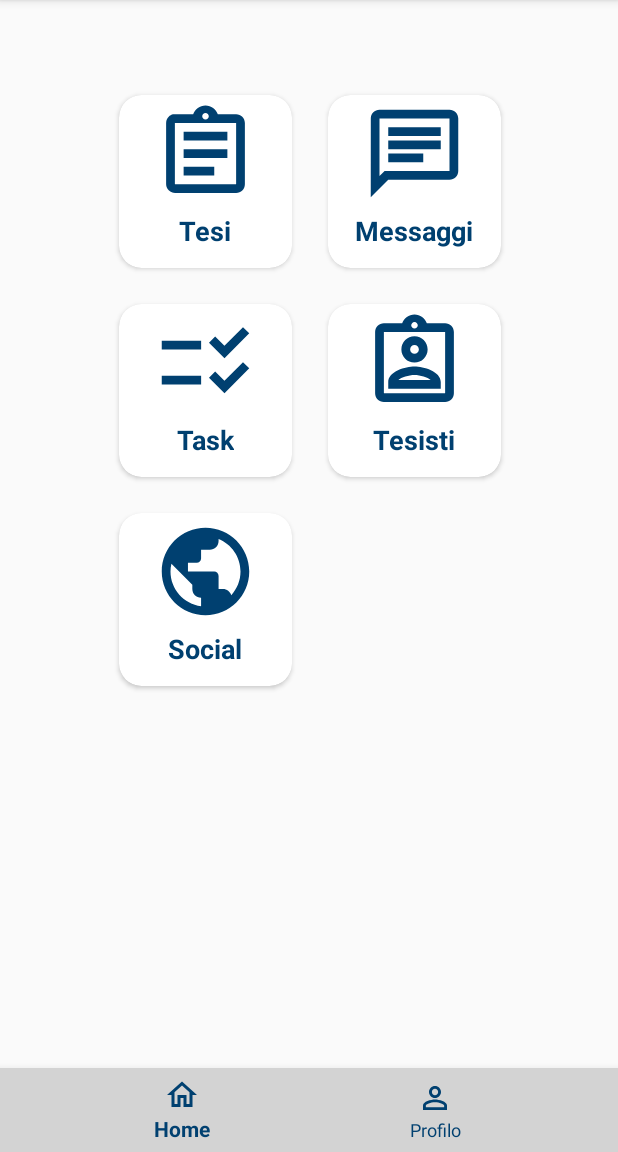
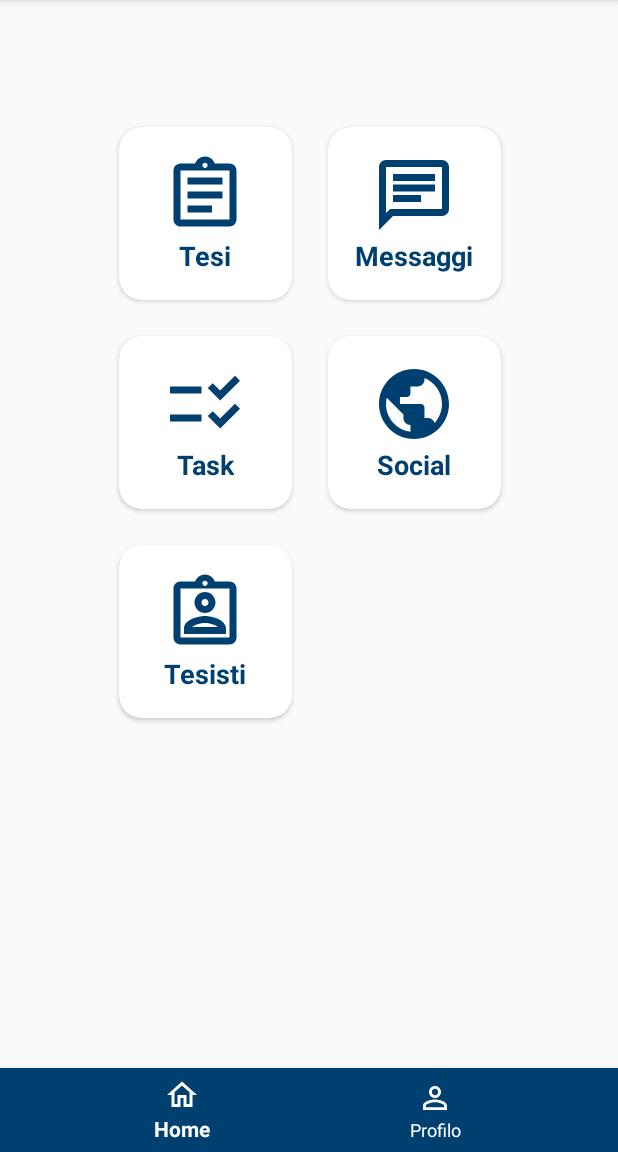
Before and after one commit to acgiv/Graduation-Studios, an Android app: the HomeFragment screen opened directly, with no data from a screen before it, on a phone screen of 412 x 824 dp, the part 84-1236 px from its top. Run offline under Robolectric (Android 15) with nearby library versions, the phone set to English and light mode, and no system bars; our stand-ins replace navigation-ui; 1 statement that could not run was skipped.

Commit message:
aggiunto layout login landscape + aggiunto navigazione botton menu home

```diff
--- a/app/src/main/res/layout/activity_main.xml
+++ b/app/src/main/res/layout/activity_main.xml
@@ -58,9 +58,9 @@
                 android:id="@+id/bottomNavigationView"
                 android:layout_width="match_parent"
                 android:layout_height="wrap_content"
-                android:background="@color/color_bottom_nav_menu"
-                app:itemIconTint="@color/color_primary"
-                app:itemTextColor="@color/color_primary"
+                android:background="@color/color_primary"
+                app:itemIconTint="@color/white"
+                app:itemTextColor="@color/white"
                 app:layout_constraintBottom_toBottomOf="parent"
                 app:layout_constraintEnd_toEndOf="parent"
                 app:layout_constraintHorizontal_bias="0.0"
--- a/app/src/main/res/layout/fragment_home.xml
+++ b/app/src/main/res/layout/fragment_home.xml
@@ -9,15 +9,13 @@
         android:id="@+id/grigliaFunzioni"
         android:layout_width="wrap_content"
         android:layout_height="wrap_content"
-        android:layout_marginStart="1dp"
-        android:layout_marginEnd="1dp"
-        android:layout_marginBottom="100dp"
         android:columnCount="3"
         android:rowCount="3"
         app:layout_constraintBottom_toBottomOf="parent"
         app:layout_constraintEnd_toEndOf="parent"
         app:layout_constraintStart_toStartOf="parent"
-        app:layout_constraintTop_toTopOf="parent">
+        app:layout_constraintTop_toTopOf="parent"
+        app:layout_constraintVertical_bias="0.361">
 
 
         <!-- ... Card Tesi ... -->
@@ -40,13 +38,13 @@
             <LinearLayout
                 android:layout_width="match_parent"
                 android:layout_height="match_parent"
-
+                android:gravity="center"
                 android:orientation="vertical">
 
                 <ImageView
-                    android:layout_width="70dp"
-                    android:layout_height="78dp"
-                    android:layout_gravity="center_horizontal"
+                    android:layout_width="56dp"
+                    android:layout_height="56dp"
+                    android:layout_gravity="center"
                     android:contentDescription="@string/tesi_description"
                     android:src="@drawable/outline_assignment_24">
 
@@ -86,11 +84,12 @@
             <LinearLayout
                 android:layout_width="match_parent"
                 android:layout_height="match_parent"
+                android:gravity="center"
                 android:orientation="vertical">
 
                 <ImageView
-                    android:layout_width="70dp"
-                    android:layout_height="78dp"
+                    android:layout_width="56dp"
+                    android:layout_height="56dp"
                     android:layout_gravity="center_horizontal"
                     android:contentDescription="@string/chat_description"
                     android:src="@drawable/outline_chat_24">
@@ -129,19 +128,19 @@
             >
 
 
+
             <LinearLayout
                 android:layout_width="match_parent"
                 android:layout_height="match_parent"
-                android:orientation="vertical"
-
-                >
+                android:gravity="center"
+                android:orientation="vertical">
 
                 <ImageView
-                    android:layout_width="70dp"
-                    android:layout_height="78dp"
+                    android:layout_width="56dp"
+                    android:layout_height="56dp"
                     android:layout_gravity="center_horizontal"
-                    android:contentDescription="@string/tesisti_description"
-                    android:src="@drawable/outline_assignment_ind_24">
+                    android:contentDescription="@string/social_description"
+                    android:src="@drawable/outline_public_24">
 
                 </ImageView>
 
@@ -149,7 +148,7 @@
                     android:layout_width="wrap_content"
                     android:layout_height="wrap_content"
                     android:layout_gravity="center_horizontal"
-                    android:text="@string/tesisti2"
+                    android:text="@string/social"
                     android:textColor="@color/color_primary"
                     android:textSize="18sp"
                     android:textStyle="bold">
@@ -173,18 +172,20 @@
             android:layout_margin="12dp"
             app:cardCornerRadius="15dp">
 
-
             <LinearLayout
                 android:layout_width="match_parent"
                 android:layout_height="match_parent"
-                android:orientation="vertical">
+                android:gravity="center"
+                android:orientation="vertical"
+
+                >
 
                 <ImageView
-                    android:layout_width="70dp"
-                    android:layout_height="78dp"
+                    android:layout_width="56dp"
+                    android:layout_height="56dp"
                     android:layout_gravity="center_horizontal"
-                    android:contentDescription="@string/social_description"
-                    android:src="@drawable/outline_public_24">
+                    android:contentDescription="@string/tesisti_description"
+                    android:src="@drawable/outline_assignment_ind_24">
 
                 </ImageView>
 
@@ -192,7 +193,7 @@
                     android:layout_width="wrap_content"
                     android:layout_height="wrap_content"
                     android:layout_gravity="center_horizontal"
-                    android:text="@string/social"
+                    android:text="@string/tesisti2"
                     android:textColor="@color/color_primary"
                     android:textSize="18sp"
                     android:textStyle="bold">
@@ -200,6 +201,7 @@
                 </TextView>
 
             </LinearLayout>
+
 
         </androidx.cardview.widget.CardView>
 
@@ -219,11 +221,12 @@
             <LinearLayout
                 android:layout_width="match_parent"
                 android:layout_height="match_parent"
+                android:gravity="center"
                 android:orientation="vertical">
 
                 <ImageView
-                    android:layout_width="70dp"
-                    android:layout_height="78dp"
+                    android:layout_width="56dp"
+                    android:layout_height="56dp"
                     android:layout_gravity="center_horizontal"
                     android:contentDescription="@string/task_description"
                     android:src="@drawable/baseline_checklist_rtl_24">
--- a/app/src/main/res/layout/fragment_password_recovery.xml
+++ b/app/src/main/res/layout/fragment_password_recovery.xml
@@ -9,7 +9,7 @@
         android:id="@+id/imageView"
         android:layout_width="159dp"
         android:layout_height="137dp"
-        android:layout_marginTop="32dp"
+        android:layout_marginTop="48dp"
         app:layout_constraintEnd_toEndOf="parent"
         app:layout_constraintStart_toStartOf="parent"
         app:layout_constraintTop_toTopOf="parent"
@@ -20,7 +20,7 @@
         android:id="@+id/email_input"
         android:layout_width="@dimen/input_text_layout_width"
         android:layout_height="@dimen/input_text_layout_height"
-        android:layout_marginTop="10dp"
+        android:layout_marginTop="16dp"
         app:boxBackgroundMode="outline"
         app:hintTextColor="@color/color_secondary"
         app:layout_constraintEnd_toEndOf="parent"
@@ -55,7 +55,7 @@
         android:background="@drawable/button_background_primary"
         android:text="Invia Email"
         android:textColor="@color/white"
-        app:cornerRadius="40dp"
+        app:cornerRadius="32dp"
         app:layout_constraintBottom_toBottomOf="parent"
         app:layout_constraintEnd_toEndOf="parent"
         app:layout_constraintHorizontal_bias="0.506"
```
Also changed, not shown: app/src/main/res/drawable/gmail.png, app/src/main/res/drawable/locket.jpg (deleted), app/src/main/res/drawable/locket.png (added).
